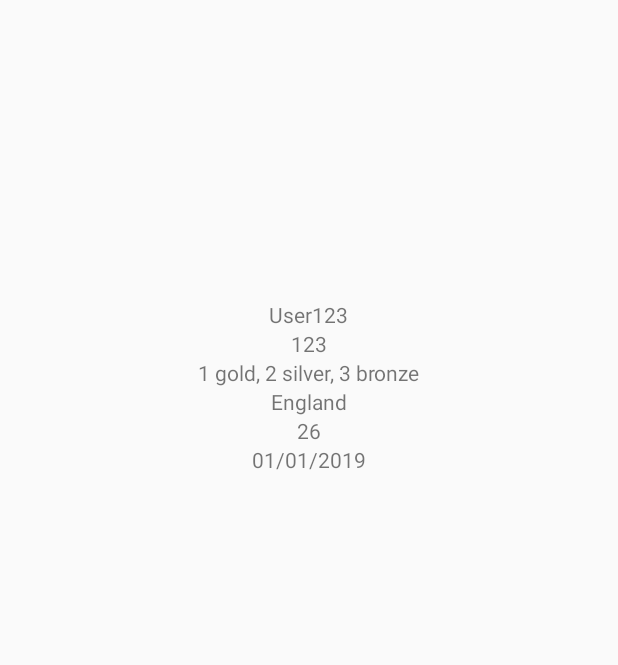
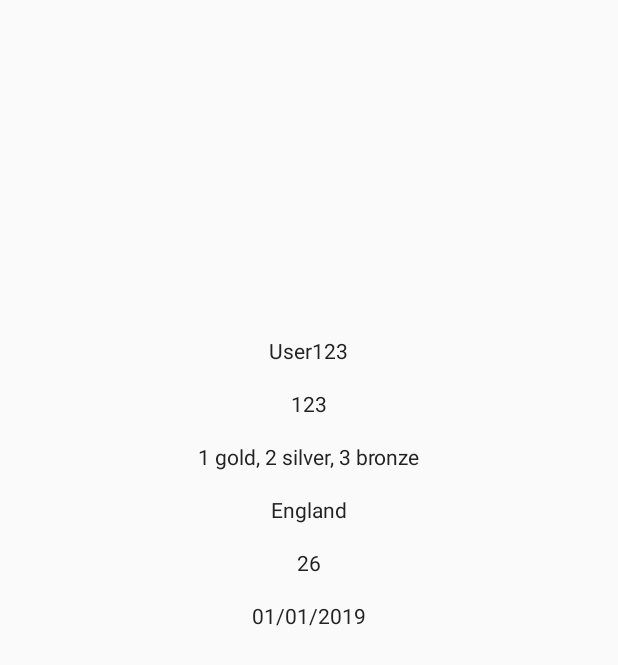
Before and after one commit to JakeSteam/StackOverflowChallenge, an Android app: the layout activity_user.xml on its own in the app's theme, with its tools: preview values and no code run, on a phone screen of 412 x 824 dp. Shown: the top 665 px of the screen. Run offline under Robolectric (Android 15) with nearby library versions, the phone set to English and light mode, and no system bars; network calls fail.

Commit message:
Extracting styles etc

```diff
--- a/app/src/main/res/layout/activity_main.xml
+++ b/app/src/main/res/layout/activity_main.xml
@@ -18,7 +18,7 @@
             android:layout_marginStart="8dp"
             android:layout_marginTop="8dp"
             app:layout_constraintTop_toTopOf="parent"
-            android:hint="Enter a search term"/>
+            android:hint="@string/search_prompt"/>
     <Button
             android:layout_width="wrap_content"
             android:layout_height="wrap_content"
@@ -27,7 +27,7 @@
             android:layout_marginTop="8dp"
             app:layout_constraintTop_toTopOf="parent"
             android:id="@+id/search_button"
-            android:text="Search"/>
+            android:text="@string/search_button"/>
 
     <androidx.recyclerview.widget.RecyclerView
             android:id="@+id/user_list"
--- a/app/src/main/res/layout/activity_user.xml
+++ b/app/src/main/res/layout/activity_user.xml
@@ -11,37 +11,44 @@
             android:orientation="vertical">
         <ImageView
                 android:id="@+id/user_image"
-                android:layout_width="200dp"
-                android:layout_height="200dp"/>
+                android:layout_width="@dimen/user_image_width"
+                android:layout_height="@dimen/user_image_height"
+                android:layout_margin="@dimen/user_image_margin"/>
         <TextView
                 android:id="@+id/user_name"
                 android:layout_width="wrap_content"
                 android:layout_height="wrap_content"
+                style="@style/AppTheme.Text"
                 tools:text="User123"/>
         <TextView
                 android:id="@+id/user_reputation"
                 android:layout_width="wrap_content"
                 android:layout_height="wrap_content"
+                style="@style/AppTheme.Text"
                 tools:text="123"/>
         <TextView
                 android:id="@+id/user_badges"
                 android:layout_width="wrap_content"
                 android:layout_height="wrap_content"
+                style="@style/AppTheme.Text"
                 tools:text="1 gold, 2 silver, 3 bronze"/>
         <TextView
                 android:id="@+id/user_location"
                 android:layout_width="wrap_content"
                 android:layout_height="wrap_content"
+                style="@style/AppTheme.Text"
                 tools:text="England"/>
         <TextView
                 android:id="@+id/user_age"
                 android:layout_width="wrap_content"
                 android:layout_height="wrap_content"
+                style="@style/AppTheme.Text"
                 tools:text="26"/>
         <TextView
                 android:id="@+id/user_creation_date"
                 android:layout_width="wrap_content"
                 android:layout_height="wrap_content"
+                style="@style/AppTheme.Text"
                 tools:text="01/01/2019"/>
     </LinearLayout>
 
--- a/app/src/main/res/values/colors.xml
+++ b/app/src/main/res/values/colors.xml
@@ -2,5 +2,5 @@
 <resources>
     <color name="colorPrimary">#c16d00</color>
     <color name="colorPrimaryDark">#754200</color>
-    <color name="colorAccent">#D81B60</color>
+    <color name="colorAccent">#222222</color>
 </resources>
--- /dev/null
+++ b/app/src/main/res/values/dimens.xml
@@ -0,0 +1,7 @@
+<?xml version="1.0" encoding="utf-8"?>
+<resources>
+    <dimen name="user_image_width">200dp</dimen>
+    <dimen name="user_image_height">200dp</dimen>
+    <dimen name="user_image_margin">8dp</dimen>
+    <dimen name="userrow_id_width">100dp</dimen>
+</resources>
--- a/app/src/main/res/values/strings.xml
+++ b/app/src/main/res/values/strings.xml
@@ -1,3 +1,5 @@
 <resources>
     <string name="app_name">User Search</string>
+    <string name="search_prompt">Enter a search term</string>
+    <string name="search_button">Search</string>
 </resources>
--- a/app/src/main/res/values/styles.xml
+++ b/app/src/main/res/values/styles.xml
@@ -8,4 +8,9 @@
         <item name="colorAccent">@color/colorAccent</item>
     </style>
 
+    <style name="AppTheme.Text">
+        <item name="android:padding">8dp</item>
+        <item name="android:textColor">@color/colorAccent</item>
+    </style>
+
 </resources>
```
Also changed, not shown: app/src/main/res/layout/element_userrow.xml (+4 -3 lines).
